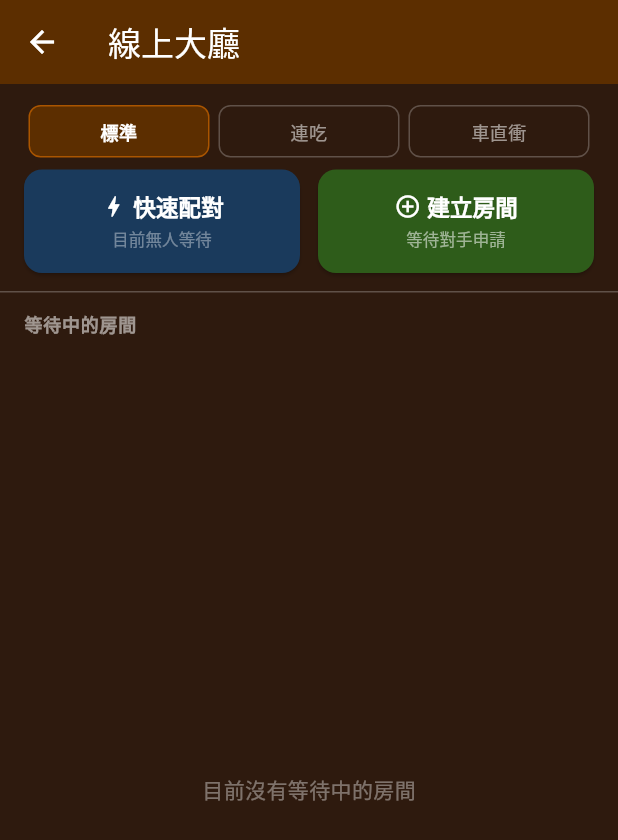
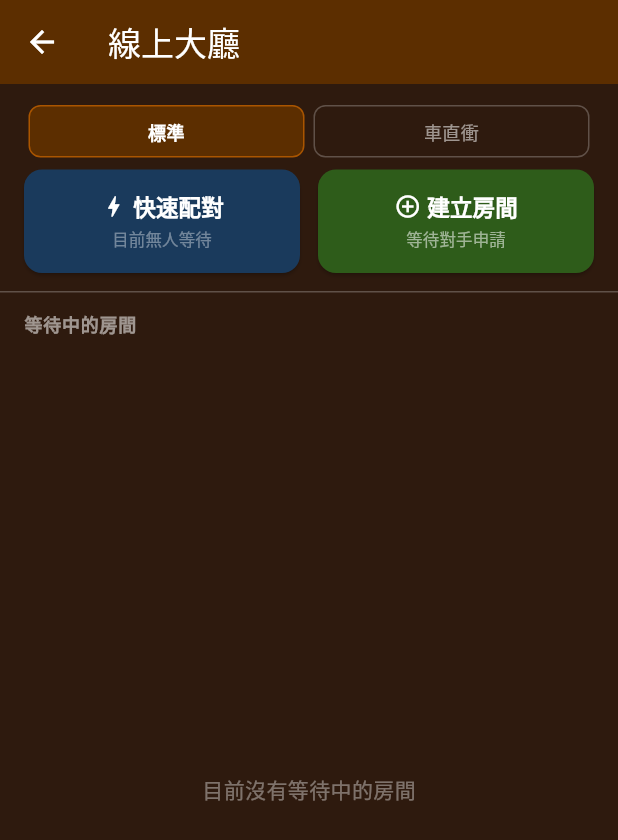
Before and after one commit to c879873067877881111/Fast-Chinese-Chess, a Flutter app: the screen it shows after launch, after a tap on "標準模式（線上）", on a phone screen of 412 x 824 dp. Shown: the top 840 px of the screen. Run offline on Flutter 3.47's test engine with Material 3 defaults, Android fonts, the phone set to English and light mode, and no system bars; our stand-ins replace cloud_firestore, firebase_auth, firebase_core, flutter_riverpod; accounts and stored records are empty; network calls fail.

Commit message:
fix: 標準模式馬走法修正 + 大廳橫向佈局 + 移除連吃模式入口
- 標準/連吃模式的馬改為正交一步吃 + 遵守階級（移除斜吃）
- 車直衝模式的馬斜吃改為在 RookRushRuleSet 內完整處理
- 大廳加入 SafeArea + 橫向偵測，壓縮間距與按鈕高度
- 大廳及線上大廳移除連吃模式按鈕，只留標準與車直衝

Co-Authored-By: Claude Opus 4.6 <noreply@anthropic.com>

```diff
--- a/lib/domain/rules/rook_rush_rule_set.dart
+++ b/lib/domain/rules/rook_rush_rule_set.dart
@@ -20,11 +20,16 @@ class RookRushRuleSet extends ChainRuleSet {
 
   @override
   bool canCapture(Board board, Position from, Position to) {
-    // 車直衝模式：馬只能斜吃，不能正交一步吃
     final piece = board.at(from);
+
+    // 車直衝模式：馬斜吃（對角鄰接，無視階級）
     if (piece != null && piece.rank == PieceRank.horse) {
+      if (!to.isValid) return false;
+      final target = board.at(to);
+      if (target == null || target.isCaptured) return false;
+      if (target.isFaceUp && piece.color == target.color) return false;
       final isDiagonal = (from.row - to.row).abs() == 1 && (from.col - to.col).abs() == 1;
-      if (!isDiagonal) return false;
+      return isDiagonal;
     }
 
     // 先檢查基本規則
--- a/lib/domain/rules/standard_rule_set.dart
+++ b/lib/domain/rules/standard_rule_set.dart
@@ -1,6 +1,6 @@
 // 標準暗棋規則（無連吃）
 // - 移動：正交鄰接一步到空格
-// - 吃子：正交鄰接 + 階級規則、砲跳吃（隔一子）、馬斜吃（對角鄰接、無視階級）
+// - 吃子：正交鄰接 + 階級規則、砲跳吃（隔一子）
 // - 盲吃：攻擊未翻開棋子，砲盲吃仍需炮台
 import '../../core/enums.dart';
 import '../../core/position.dart';
@@ -37,10 +37,6 @@ class StandardRuleSet extends GameRuleSet {
       if (attacker.rank == PieceRank.cannon) {
         return _canCannonCapture(board, from, to);
       }
-      // 馬斜吃蓋棋
-      if (attacker.rank == PieceRank.horse && _isDiagonalAdjacent(from, to)) {
-        return true;
-      }
       // 其餘棋子：正交鄰接一步即可盲吃
       return from.manhattanTo(to) == 1;
     }
@@ -50,11 +46,6 @@ class StandardRuleSet extends GameRuleSet {
     // 砲跳吃
     if (attacker.rank == PieceRank.cannon) {
       return _canCannonCapture(board, from, to);
-    }
-
-    // 馬斜吃（對角鄰接，無視階級）
-    if (attacker.rank == PieceRank.horse && _isDiagonalAdjacent(from, to)) {
-      return true;
     }
 
     // 正交鄰接 + 階級規則
@@ -118,7 +109,4 @@ class StandardRuleSet extends GameRuleSet {
     return count == 1; // 恰好一個炮台
   }
 
-  bool _isDiagonalAdjacent(Position a, Position b) {
-    return (a.row - b.row).abs() == 1 && (a.col - b.col).abs() == 1;
-  }
 }
--- a/lib/presentation/screens/lobby_screen.dart
+++ b/lib/presentation/screens/lobby_screen.dart
@@ -15,16 +15,22 @@ class LobbyScreen extends ConsumerWidget {
   Widget build(BuildContext context, WidgetRef ref) {
     return Scaffold(
       backgroundColor: const Color(0xFF2E1A0E),
-      body: LayoutBuilder(
+      body: SafeArea(
+        child: LayoutBuilder(
           builder: (context, constraints) {
             final shortSide = min(constraints.maxWidth, constraints.maxHeight);
             final scale = (shortSide / 400).clamp(0.6, 1.8);
             final buttonWidth = (shortSide * 0.65).clamp(200.0, 360.0);
+            final isLandscape = constraints.maxWidth > constraints.maxHeight;
+            final btnPadding = (isLandscape ? 8.0 : 16.0) * scale;
+            final gap = (isLandscape ? 6.0 : 12.0) * scale;
 
             return SingleChildScrollView(
               child: ConstrainedBox(
                 constraints: BoxConstraints(minHeight: constraints.maxHeight),
                 child: Center(
+                  child: Padding(
+                    padding: EdgeInsets.symmetric(vertical: (isLandscape ? 8 : 0) * scale),
                     child: Column(
                       mainAxisSize: MainAxisSize.min,
                       children: [
@@ -32,39 +38,41 @@ class LobbyScreen extends ConsumerWidget {
                           '暗棋',
                           style: TextStyle(
                             color: Colors.amber,
-                      fontSize: 48 * scale,
+                            fontSize: (isLandscape ? 28 : 48) * scale,
                             fontWeight: FontWeight.bold,
                           ),
                         ),
+                        if (!isLandscape) ...[
                           SizedBox(height: 8 * scale),
                           Text(
                             'Dark Chess',
                             style: TextStyle(color: Colors.white54, fontSize: 16 * scale),
                           ),
-                  SizedBox(height: 48 * scale),
+                        ],
+                        SizedBox(height: (isLandscape ? 8 : 48) * scale),
                         Text(
                           '本機對戰',
                           style: TextStyle(color: Colors.white38, fontSize: 12 * scale),
                         ),
-                  SizedBox(height: 8 * scale),
-                  _buildModeButton(context, ref, '標準模式', '基本暗棋規則', GameMode.standard, scale, buttonWidth),
-                  SizedBox(height: 12 * scale),
-                  _buildModeButton(context, ref, '連吃模式', '吃子後可繼續吃', GameMode.chainCapture, scale, buttonWidth),
-                  SizedBox(height: 12 * scale),
-                  _buildModeButton(context, ref, '車直衝模式', '連吃 + 車可直線衝殺', GameMode.chainCaptureWithRookRush, scale, buttonWidth),
-                  SizedBox(height: 32 * scale),
+                        SizedBox(height: gap),
+                        _buildModeButton(context, ref, '標準模式', '基本暗棋規則', GameMode.standard, scale, buttonWidth, btnPadding),
+                        SizedBox(height: gap),
+                        _buildModeButton(context, ref, '車直衝模式', '連吃 + 車可直線衝殺', GameMode.chainCaptureWithRookRush, scale, buttonWidth, btnPadding),
+                        SizedBox(height: (isLandscape ? 8 : 32) * scale),
                         Text(
                           '線上對戰',
                           style: TextStyle(color: Colors.white38, fontSize: 12 * scale),
                         ),
-                  SizedBox(height: 8 * scale),
-                  _buildOnlineButton(context, '標準模式（線上）', scale, buttonWidth),
+                        SizedBox(height: gap),
+                        _buildOnlineButton(context, '標準模式（線上）', scale, buttonWidth, btnPadding),
                       ],
+                    ),
                   ),
                 ),
               ),
             );
           },
+        ),
       ),
     );
   }
@@ -74,6 +82,7 @@ class LobbyScreen extends ConsumerWidget {
     String title,
     double scale,
     double buttonWidth,
+    double btnPadding,
   ) {
     return SizedBox(
       width: buttonWidth,
@@ -86,7 +95,7 @@ class LobbyScreen extends ConsumerWidget {
         style: ElevatedButton.styleFrom(
           backgroundColor: const Color(0xFF1A3A5C),
           foregroundColor: Colors.white,
-          padding: EdgeInsets.symmetric(vertical: 16 * scale),
+          padding: EdgeInsets.symmetric(vertical: btnPadding),
           shape: RoundedRectangleBorder(borderRadius: BorderRadius.circular(12)),
         ),
         child: Row(
@@ -109,6 +118,7 @@ class LobbyScreen extends ConsumerWidget {
     GameMode mode,
     double scale,
     double buttonWidth,
+    double btnPadding,
   ) {
     return SizedBox(
       width: buttonWidth,
@@ -123,7 +133,7 @@ class LobbyScreen extends ConsumerWidget {
         style: ElevatedButton.styleFrom(
           backgroundColor: const Color(0xFF5C2E00),
           foregroundColor: Colors.white,
-          padding: EdgeInsets.symmetric(vertical: 16 * scale),
+          padding: EdgeInsets.symmetric(vertical: btnPadding),
           shape: RoundedRectangleBorder(borderRadius: BorderRadius.circular(12)),
         ),
         child: Column(
--- a/lib/presentation/screens/online_lobby_screen.dart
+++ b/lib/presentation/screens/online_lobby_screen.dart
@@ -82,7 +82,7 @@ class _OnlineLobbyScreenState extends ConsumerState<OnlineLobbyScreen> {
     return Padding(
       padding: const EdgeInsets.fromLTRB(16, 14, 16, 8),
       child: Row(
-        children: GameMode.values.map((mode) {
+        children: GameMode.values.where((m) => m != GameMode.chainCapture).map((mode) {
           final isSelected = mode == _selectedMode;
           return Expanded(
             child: GestureDetector(
```
Lines whose indentation alone changed are shown as unchanged.
